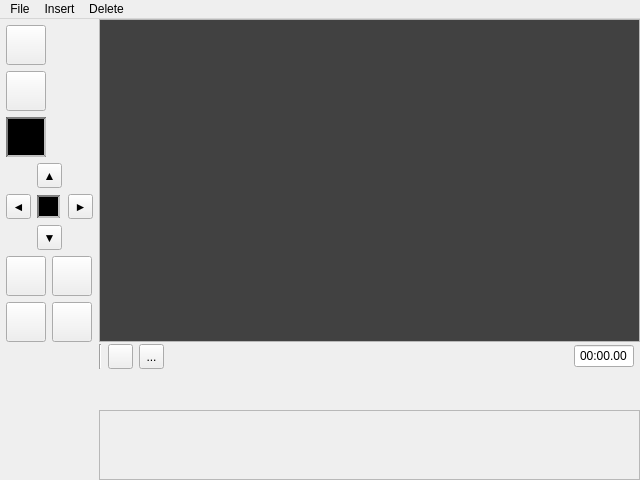
Before: the Qt Designer form mainwindow.ui in RickWhitefreeze/UI_cs383_goofy-lights, drawn with Qt 5.
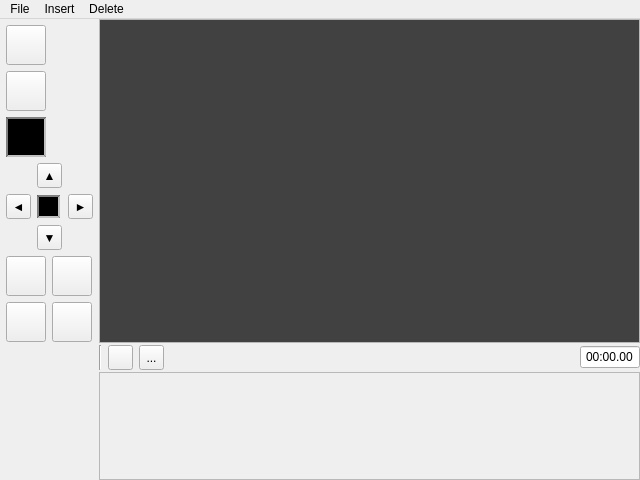
After: the same form once the commit is applied. Icons and pictures are not drawn.

Diff of the .ui file:
```diff
--- a/mainwindow.ui
+++ b/mainwindow.ui
@@ -29,7 +29,7 @@
      <verstretch>0</verstretch>
     </sizepolicy>
    </property>
-   <layout class="QGridLayout" name="gridLayout" rowstretch="12,1,4,0,0" columnstretch="0,0,0">
+   <layout class="QGridLayout" name="gridLayout" rowstretch="3,0,0,0,1" columnstretch="0,0,0">
     <property name="leftMargin">
      <number>0</number>
     </property>
@@ -76,55 +76,36 @@
         <rect>
          <x>0</x>
          <y>0</y>
-         <width>533</width>
-         <height>85</height>
+         <width>537</width>
+         <height>94</height>
         </rect>
        </property>
        <layout class="QHBoxLayout" name="horizontalLayout_2">
+        <property name="leftMargin">
+         <number>0</number>
+        </property>
+        <property name="topMargin">
+         <number>0</number>
+        </property>
+        <property name="rightMargin">
+         <number>0</number>
+        </property>
+        <property name="bottomMargin">
+         <number>0</number>
+        </property>
         <item>
-         <layout class="QHBoxLayout" name="timeline"/>
-        </item>
-       </layout>
-      </widget>
-     </widget>
-    </item>
-    <item row="0" column="2">
-     <widget class="QScrollArea" name="canvasView">
-      <property name="widgetResizable">
-       <bool>true</bool>
-      </property>
-      <widget class="QWidget" name="canvasArea">
-       <property name="geometry">
-        <rect>
-         <x>0</x>
-         <y>0</y>
-         <width>533</width>
-         <height>334</height>
-        </rect>
-       </property>
-       <property name="styleSheet">
-        <string notr="true">background-color: rgb(65, 65, 65);</string>
-       </property>
-       <layout class="QGridLayout" name="gridLayout_2">
-        <property name="leftMargin">
-         <number>6</number>
-        </property>
-        <property name="topMargin">
-         <number>6</number>
-        </property>
-        <property name="rightMargin">
-         <number>6</number>
-        </property>
-        <property name="bottomMargin">
-         <number>6</number>
-        </property>
-        <property name="spacing">
-         <number>0</number>
-        </property>
-        <item row="0" column="1">
-         <layout class="QGridLayout" name="canvas">
+         <layout class="QHBoxLayout" name="timeline">
           <property name="spacing">
-           <number>1</number>
+           <number>9</number>
+          </property>
+          <property name="leftMargin">
+           <number>9</number>
+          </property>
+          <property name="topMargin">
+           <number>0</number>
+          </property>
+          <property name="rightMargin">
+           <number>9</number>
           </property>
          </layout>
         </item>
@@ -132,128 +113,6 @@
       </widget>
      </widget>
     </item>
-    <item row="1" column="2">
-     <layout class="QHBoxLayout" name="horizontalLayout_6">
-      <property name="spacing">
-       <number>6</number>
-      </property>
-      <property name="leftMargin">
-       <number>0</number>
-      </property>
-      <property name="rightMargin">
-       <number>6</number>
-      </property>
-      <item>
-       <widget class="Line" name="line">
-        <property name="orientation">
-         <enum>Qt::Vertical</enum>
-        </property>
-       </widget>
-      </item>
-      <item>
-       <widget class="QToolButton" name="toolButton">
-        <property name="minimumSize">
-         <size>
-          <width>25</width>
-          <height>25</height>
-         </size>
-        </property>
-        <property name="maximumSize">
-         <size>
-          <width>25</width>
-          <height>25</height>
-         </size>
-        </property>
-        <property name="text">
-         <string/>
-        </property>
-        <property name="icon">
-         <iconset resource="resources.qrc">
-          <normaloff>:/images/icons/play.png</normaloff>:/images/icons/play.png</iconset>
-        </property>
-        <property name="iconSize">
-         <size>
-          <width>12</width>
-          <height>12</height>
-         </size>
-        </property>
-       </widget>
-      </item>
-      <item>
-       <widget class="QToolButton" name="toolButton_2">
-        <property name="minimumSize">
-         <size>
-          <width>25</width>
-          <height>25</height>
-         </size>
-        </property>
-        <property name="maximumSize">
-         <size>
-          <width>25</width>
-          <height>25</height>
-         </size>
-        </property>
-        <property name="text">
-         <string>...</string>
-        </property>
-        <property name="icon">
-         <iconset resource="resources.qrc">
-          <normaloff>:/images/icons/pause.png</normaloff>:/images/icons/pause.png</iconset>
-        </property>
-        <property name="iconSize">
-         <size>
-          <width>12</width>
-          <height>12</height>
-         </size>
-        </property>
-       </widget>
-      </item>
-      <item>
-       <spacer name="horizontalSpacer">
-        <property name="orientation">
-         <enum>Qt::Horizontal</enum>
-        </property>
-        <property name="sizeHint" stdset="0">
-         <size>
-          <width>40</width>
-          <height>20</height>
-         </size>
-        </property>
-       </spacer>
-      </item>
-      <item>
-       <widget class="QLineEdit" name="timestamp">
-        <property name="minimumSize">
-         <size>
-          <width>60</width>
-          <height>0</height>
-         </size>
-        </property>
-        <property name="maximumSize">
-         <size>
-          <width>0</width>
-          <height>16777215</height>
-         </size>
-        </property>
-        <property name="inputMask">
-         <string>99:99.99</string>
-        </property>
-        <property name="text">
-         <string>00:00.00</string>
-        </property>
-        <property name="frame">
-         <bool>true</bool>
-        </property>
-        <property name="alignment">
-         <set>Qt::AlignCenter</set>
-        </property>
-        <property name="placeholderText">
-         <string/>
-        </property>
-       </widget>
-      </item>
-     </layout>
-    </item>
     <item row="0" column="0">
      <layout class="QVBoxLayout" name="verticalLayout">
       <property name="sizeConstraint">
@@ -551,6 +410,183 @@
       </item>
      </layout>
     </item>
+    <item row="0" column="2">
+     <widget class="QScrollArea" name="canvasView">
+      <property name="widgetResizable">
+       <bool>true</bool>
+      </property>
+      <widget class="QWidget" name="canvasArea">
+       <property name="geometry">
+        <rect>
+         <x>0</x>
+         <y>0</y>
+         <width>537</width>
+         <height>332</height>
+        </rect>
+       </property>
+       <property name="styleSheet">
+        <string notr="true">background-color: rgb(65, 65, 65);</string>
+       </property>
+       <layout class="QGridLayout" name="gridLayout_2">
+        <property name="leftMargin">
+         <number>6</number>
+        </property>
+        <property name="topMargin">
+         <number>6</number>
+        </property>
+        <property name="rightMargin">
+         <number>6</number>
+        </property>
+        <property name="bottomMargin">
+         <number>6</number>
+        </property>
+        <property name="spacing">
+         <number>0</number>
+        </property>
+        <item row="0" column="1">
+         <layout class="QGridLayout" name="canvas">
+          <property name="spacing">
+           <number>1</number>
+          </property>
+         </layout>
+        </item>
+       </layout>
+      </widget>
+     </widget>
+    </item>
+    <item row="2" column="2">
+     <widget class="QWidget" name="previewView" native="true">
+      <property name="maximumSize">
+       <size>
+        <width>16777215</width>
+        <height>37</height>
+       </size>
+      </property>
+      <layout class="QHBoxLayout" name="horizontalLayout">
+       <property name="leftMargin">
+        <number>0</number>
+       </property>
+       <property name="topMargin">
+        <number>0</number>
+       </property>
+       <property name="rightMargin">
+        <number>0</number>
+       </property>
+       <property name="bottomMargin">
+        <number>0</number>
+       </property>
+       <item>
+        <widget class="Line" name="line">
+         <property name="orientation">
+          <enum>Qt::Vertical</enum>
+         </property>
+        </widget>
+       </item>
+       <item>
+        <widget class="QToolButton" name="toolButton">
+         <property name="minimumSize">
+          <size>
+           <width>25</width>
+           <height>25</height>
+          </size>
+         </property>
+         <property name="maximumSize">
+          <size>
+           <width>25</width>
+           <height>25</height>
+          </size>
+         </property>
+         <property name="text">
+          <string/>
+         </property>
+         <property name="icon">
+          <iconset resource="resources.qrc">
+           <normaloff>:/images/icons/play.png</normaloff>:/images/icons/play.png</iconset>
+         </property>
+         <property name="iconSize">
+          <size>
+           <width>12</width>
+           <height>12</height>
+          </size>
+         </property>
+        </widget>
+       </item>
+       <item>
+        <widget class="QToolButton" name="toolButton_2">
+         <property name="minimumSize">
+          <size>
+           <width>25</width>
+           <height>25</height>
+          </size>
+         </property>
+         <property name="maximumSize">
+          <size>
+           <width>25</width>
+           <height>25</height>
+          </size>
+         </property>
+         <property name="text">
+          <string>...</string>
+         </property>
+         <property name="icon">
+          <iconset resource="resources.qrc">
+           <normaloff>:/images/icons/pause.png</normaloff>:/images/icons/pause.png</iconset>
+         </property>
+         <property name="iconSize">
+          <size>
+           <width>12</width>
+           <height>12</height>
+          </size>
+         </property>
+        </widget>
+       </item>
+       <item>
+        <spacer name="horizontalSpacer">
+         <property name="orientation">
+          <enum>Qt::Horizontal</enum>
+         </property>
+         <property name="sizeHint" stdset="0">
+          <size>
+           <width>40</width>
+           <height>20</height>
+          </size>
+         </property>
+        </spacer>
+       </item>
+       <item>
+        <widget class="QLineEdit" name="timestamp">
+         <property name="minimumSize">
+          <size>
+           <width>60</width>
+           <height>0</height>
+          </size>
+         </property>
+         <property name="maximumSize">
+          <size>
+           <width>0</width>
+           <height>16777215</height>
+          </size>
+         </property>
+         <property name="inputMask">
+          <string>99:99.99</string>
+         </property>
+         <property name="text">
+          <string>00:00.00</string>
+         </property>
+         <property name="frame">
+          <bool>true</bool>
+         </property>
+         <property name="alignment">
+          <set>Qt::AlignCenter</set>
+         </property>
+         <property name="placeholderText">
+          <string/>
+         </property>
+        </widget>
+       </item>
+      </layout>
+     </widget>
+    </item>
    </layout>
   </widget>
   <widget class="QMenuBar" name="menuBar">
```
Left out of the diff: 2 changed lines with no effect on the pictures.
